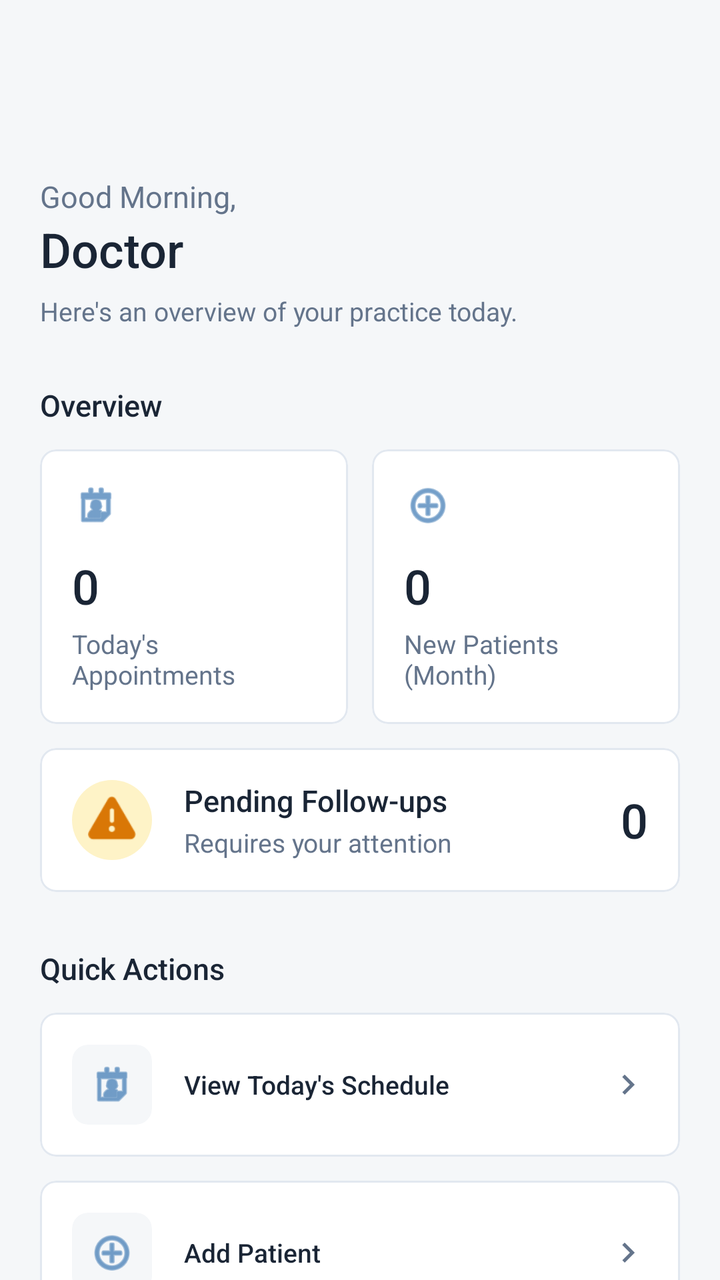
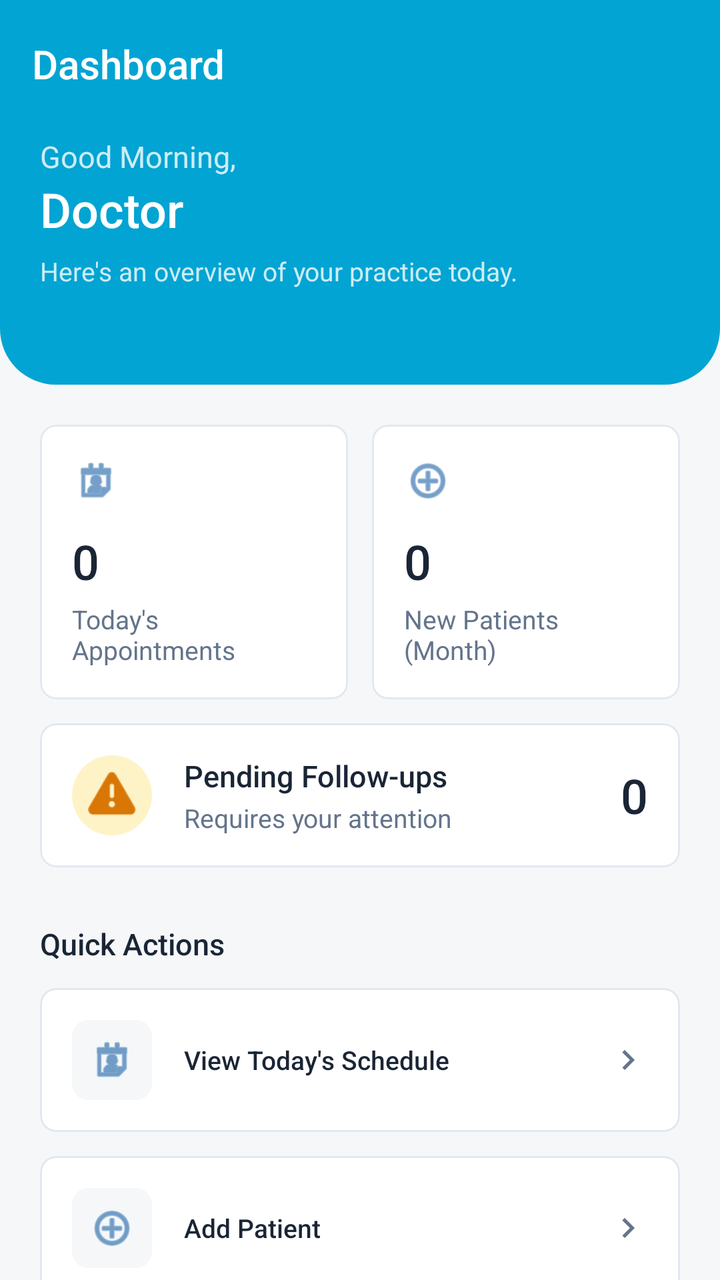

Compare the two renders of this Android layout. The source of the first and the diff that turns it into the second are given below.
<!-- AndroidManifest.xml: application theme Theme.Healthcare_app -->
<!-- res/layout/activity_dashboard.xml -->
<?xml version="1.0" encoding="utf-8"?>
<androidx.drawerlayout.widget.DrawerLayout xmlns:android="http://schemas.android.com/apk/res/android"
    xmlns:app="http://schemas.android.com/apk/res-auto"
    android:id="@+id/drawerLayout"
    android:layout_width="match_parent"
    android:layout_height="match_parent"
    android:fitsSystemWindows="true">

    <androidx.coordinatorlayout.widget.CoordinatorLayout
        android:layout_width="match_parent"
        android:layout_height="match_parent"
        android:background="#F5F7F9"
        android:fitsSystemWindows="true">

        <com.google.android.material.appbar.AppBarLayout
            android:layout_width="match_parent"
            android:layout_height="wrap_content"
            android:background="@android:color/transparent"
            app:elevation="0dp">

            <com.google.android.material.appbar.MaterialToolbar
                android:id="@+id/toolbar"
                android:layout_width="match_parent"
                android:layout_height="?attr/actionBarSize"
                app:title="" />

        </com.google.android.material.appbar.AppBarLayout>

        <androidx.core.widget.NestedScrollView
            android:layout_width="match_parent"
            android:layout_height="match_parent"
            app:layout_behavior="@string/appbar_scrolling_view_behavior">

            <LinearLayout
                android:layout_width="match_parent"
                android:layout_height="wrap_content"
                android:orientation="vertical"
                android:paddingHorizontal="20dp"
                android:paddingTop="24dp"
                android:paddingBottom="32dp">

                
                <TextView
                    android:layout_width="wrap_content"
                    android:layout_height="wrap_content"
                    android:text="Good Morning,"
                    android:textSize="15sp"
                    android:textColor="#64748B" />

                <TextView
                    android:layout_width="wrap_content"
                    android:layout_height="wrap_content"
                    android:text="Doctor"
                    android:textSize="24sp"
                    android:textColor="#1A2535"
                    android:fontFamily="sans-serif-medium" />

                <TextView
                    android:layout_width="wrap_content"
                    android:layout_height="wrap_content"
                    android:layout_marginTop="6dp"
                    android:layout_marginBottom="28dp"
                    android:text="Here's an overview of your practice today."
                    android:textSize="13sp"
                    android:textColor="#64748B" />

                
                <TextView
                    android:layout_width="wrap_content"
                    android:layout_height="wrap_content"
                    android:layout_marginBottom="12dp"
                    android:text="Overview"
                    android:textSize="15sp"
                    android:textColor="#1A2535"
                    android:fontFamily="sans-serif-medium" />

                
                <LinearLayout
                    android:layout_width="match_parent"
                    android:layout_height="wrap_content"
                    android:orientation="horizontal"
                    android:layout_marginBottom="12dp">

                    
                    <com.google.android.material.card.MaterialCardView
                        android:layout_width="0dp"
                        android:layout_height="wrap_content"
                        android:layout_weight="1"
                        android:layout_marginEnd="6dp"
                        app:cardElevation="0dp"
                        app:cardCornerRadius="8dp"
                        app:cardBackgroundColor="#FFFFFF"
                        app:strokeColor="#E2E8F0"
                        app:strokeWidth="1dp">

                        <LinearLayout
                            android:layout_width="match_parent"
                            android:layout_height="wrap_content"
                            android:orientation="vertical"
                            android:padding="16dp">

                            <ImageView
                                android:layout_width="24dp"
                                android:layout_height="24dp"
                                android:src="@android:drawable/ic_menu_my_calendar"
                                android:layout_marginBottom="12dp"
                                app:tint="#185FA5" />

                            <TextView
                                android:id="@+id/tvTodaysAppointments"
                                android:layout_width="wrap_content"
                                android:layout_height="wrap_content"
                                android:text="0"
                                android:textSize="24sp"
                                android:textColor="#1A2535"
                                android:fontFamily="sans-serif-medium" />

                            <TextView
                                android:layout_width="wrap_content"
                                android:layout_height="wrap_content"
                                android:layout_marginTop="4dp"
                                android:text="Today's Appointments"
                                android:textSize="13sp"
                                android:textColor="#64748B" />

                        </LinearLayout>

                    </com.google.android.material.card.MaterialCardView>

                    
                    <com.google.android.material.card.MaterialCardView
                        android:layout_width="0dp"
                        android:layout_height="wrap_content"
                        android:layout_weight="1"
                        android:layout_marginStart="6dp"
                        app:cardElevation="0dp"
                        app:cardCornerRadius="8dp"
                        app:cardBackgroundColor="#FFFFFF"
                        app:strokeColor="#E2E8F0"
                        app:strokeWidth="1dp">

                        <LinearLayout
                            android:layout_width="match_parent"
                            android:layout_height="wrap_content"
                            android:orientation="vertical"
                            android:padding="16dp">

                            <ImageView
                                android:layout_width="24dp"
                                android:layout_height="24dp"
                                android:src="@android:drawable/ic_menu_add"
                                android:layout_marginBottom="12dp"
                                app:tint="#185FA5" />

                            <TextView
                                android:id="@+id/tvNewPatients"
                                android:layout_width="wrap_content"
                                android:layout_height="wrap_content"
                                android:text="0"
                                android:textSize="24sp"
                                android:textColor="#1A2535"
                                android:fontFamily="sans-serif-medium" />

                            <TextView
                                android:layout_width="wrap_content"
                                android:layout_height="wrap_content"
                                android:layout_marginTop="4dp"
                                android:text="New Patients (Month)"
                                android:textSize="13sp"
                                android:textColor="#64748B" />

                        </LinearLayout>

                    </com.google.android.material.card.MaterialCardView>

                </LinearLayout>

                
                <com.google.android.material.card.MaterialCardView
                    android:layout_width="match_parent"
                    android:layout_height="wrap_content"
                    android:layout_marginBottom="28dp"
                    app:cardElevation="0dp"
                    app:cardCornerRadius="8dp"
                    app:cardBackgroundColor="#FFFFFF"
                    app:strokeColor="#E2E8F0"
                    app:strokeWidth="1dp">

                    <LinearLayout
                        android:layout_width="match_parent"
                        android:layout_height="wrap_content"
                        android:orientation="horizontal"
                        android:padding="16dp"
                        android:gravity="center_vertical">

                        
                        
                        <ImageView
                            android:layout_width="40dp"
                            android:layout_height="40dp"
                            android:src="@android:drawable/ic_dialog_alert"
                            android:padding="8dp"
                            android:background="@drawable/circle_avatar_bg"
                            android:backgroundTint="#FEF3C7"
                            app:tint="#D97706" />

                        
                        <LinearLayout
                            android:layout_width="0dp"
                            android:layout_height="wrap_content"
                            android:layout_weight="1"
                            android:orientation="vertical"
                            android:layout_marginStart="16dp">

                            <TextView
                                android:layout_width="wrap_content"
                                android:layout_height="wrap_content"
                                android:text="Pending Follow-ups"
                                android:textSize="15sp"
                                android:textColor="#1A2535"
                                android:fontFamily="sans-serif-medium" />

                            <TextView
                                android:layout_width="wrap_content"
                                android:layout_height="wrap_content"
                                android:layout_marginTop="2dp"
                                android:text="Requires your attention"
                                android:textSize="13sp"
                                android:textColor="#64748B" />

                        </LinearLayout>

                        
                        <TextView
                            android:id="@+id/tvPendingFollowUps"
                            android:layout_width="wrap_content"
                            android:layout_height="wrap_content"
                            android:text="0"
                            android:textSize="24sp"
                            android:textColor="#1A2535"
                            android:fontFamily="sans-serif-medium" />

                    </LinearLayout>

                </com.google.android.material.card.MaterialCardView>

                
                <TextView
                    android:layout_width="wrap_content"
                    android:layout_height="wrap_content"
                    android:layout_marginBottom="12dp"
                    android:text="Quick Actions"
                    android:textSize="15sp"
                    android:textColor="#1A2535"
                    android:fontFamily="sans-serif-medium" />

                
                <com.google.android.material.card.MaterialCardView
                    android:id="@+id/btnViewSchedule"
                    android:layout_width="match_parent"
                    android:layout_height="wrap_content"
                    android:layout_marginBottom="12dp"
                    app:cardElevation="0dp"
                    app:cardCornerRadius="8dp"
                    app:cardBackgroundColor="#FFFFFF"
                    app:strokeColor="#E2E8F0"
                    app:strokeWidth="1dp">

                    <LinearLayout
                        android:layout_width="match_parent"
                        android:layout_height="wrap_content"
                        android:orientation="horizontal"
                        android:padding="16dp"
                        android:gravity="center_vertical"
                        android:background="?attr/selectableItemBackground">

                        <com.google.android.material.card.MaterialCardView
                            android:layout_width="40dp"
                            android:layout_height="40dp"
                            app:cardCornerRadius="8dp"
                            app:cardElevation="0dp"
                            app:cardBackgroundColor="#F5F7F9"
                            app:strokeWidth="0dp">
                            <ImageView
                                android:layout_width="match_parent"
                                android:layout_height="match_parent"
                                android:padding="8dp"
                                android:src="@android:drawable/ic_menu_my_calendar"
                                app:tint="#185FA5" />
                        </com.google.android.material.card.MaterialCardView>

                        <TextView
                            android:layout_width="0dp"
                            android:layout_height="wrap_content"
                            android:layout_weight="1"
                            android:layout_marginStart="16dp"
                            android:text="View Today's Schedule"
                            android:textSize="13sp"
                            android:textColor="#1A2535"
                            android:fontFamily="sans-serif-medium" />

                        <ImageView
                            android:layout_width="20dp"
                            android:layout_height="20dp"
                            android:src="@drawable/ic_chevron_right"
                            app:tint="#64748B" />

                    </LinearLayout>

                </com.google.android.material.card.MaterialCardView>

                <com.google.android.material.card.MaterialCardView
                    android:id="@+id/btnQuickAddPatient"
                    android:layout_width="match_parent"
                    android:layout_height="wrap_content"
                    android:layout_marginBottom="12dp"
                    app:cardElevation="0dp"
                    app:cardCornerRadius="8dp"
                    app:cardBackgroundColor="#FFFFFF"
                    app:strokeColor="#E2E8F0"
                    app:strokeWidth="1dp">

                    <LinearLayout
                        android:layout_width="match_parent"
                        android:layout_height="wrap_content"
                        android:orientation="horizontal"
                        android:padding="16dp"
                        android:gravity="center_vertical"
                        android:background="?attr/selectableItemBackground">

                        <com.google.android.material.card.MaterialCardView
                            android:layout_width="40dp"
                            android:layout_height="40dp"
                            app:cardCornerRadius="8dp"
                            app:cardElevation="0dp"
                            app:cardBackgroundColor="#F5F7F9"
                            app:strokeWidth="0dp">
                            <ImageView
                                android:layout_width="match_parent"
                                android:layout_height="match_parent"
                                android:padding="8dp"
                                android:src="@android:drawable/ic_menu_add"
                                app:tint="#185FA5" />
                        </com.google.android.material.card.MaterialCardView>

                        <TextView
                            android:layout_width="0dp"
                            android:layout_height="wrap_content"
                            android:layout_weight="1"
                            android:layout_marginStart="16dp"
                            android:text="Add Patient"
                            android:textSize="13sp"
                            android:textColor="#1A2535"
                            android:fontFamily="sans-serif-medium" />

                        <ImageView
                            android:layout_width="20dp"
                            android:layout_height="20dp"
                            android:src="@drawable/ic_chevron_right"
                            app:tint="#64748B" />

                    </LinearLayout>

                </com.google.android.material.card.MaterialCardView>

                <com.google.android.material.card.MaterialCardView
                    android:id="@+id/btnQuickAddAppointment"
                    android:layout_width="match_parent"
                    android:layout_height="wrap_content"
                    android:layout_marginBottom="12dp"
                    app:cardElevation="0dp"
                    app:cardCornerRadius="8dp"
                    app:cardBackgroundColor="#FFFFFF"
                    app:strokeColor="#E2E8F0"
                    app:strokeWidth="1dp">

                    <LinearLayout
                        android:layout_width="match_parent"
                        android:layout_height="wrap_content"
                        android:orientation="horizontal"
                        android:padding="16dp"
                        android:gravity="center_vertical"
                        android:background="?attr/selectableItemBackground">

                        <com.google.android.material.card.MaterialCardView
                            android:layout_width="40dp"
                            android:layout_height="40dp"
                            app:cardCornerRadius="8dp"
                            app:cardElevation="0dp"
                            app:cardBackgroundColor="#F5F7F9"
                            app:strokeWidth="0dp">
                            <ImageView
                                android:layout_width="match_parent"
                                android:layout_height="match_parent"
                                android:padding="8dp"
                                android:src="@android:drawable/ic_menu_my_calendar"
                                app:tint="#185FA5" />
                        </com.google.android.material.card.MaterialCardView>

                        <TextView
                            android:layout_width="0dp"
                            android:layout_height="wrap_content"
                            android:layout_weight="1"
                            android:layout_marginStart="16dp"
                            android:text="Add Appointment"
                            android:textSize="13sp"
                            android:textColor="#1A2535"
                            android:fontFamily="sans-serif-medium" />

                        <ImageView
                            android:layout_width="20dp"
                            android:layout_height="20dp"
                            android:src="@drawable/ic_chevron_right"
                            app:tint="#64748B" />

                    </LinearLayout>

                </com.google.android.material.card.MaterialCardView>
            </LinearLayout>

        </androidx.core.widget.NestedScrollView>

    </androidx.coordinatorlayout.widget.CoordinatorLayout>

    
    <androidx.constraintlayout.widget.ConstraintLayout
        android:layout_width="220dp"
        android:layout_height="match_parent"
        android:layout_gravity="start"
        android:background="#1A2535"
        android:fitsSystemWindows="true">

        <com.google.android.material.navigation.NavigationView
            android:id="@+id/navigationView"
            android:layout_width="match_parent"
            android:layout_height="0dp"
            android:background="@android:color/transparent"
            app:headerLayout="@layout/nav_header"
            app:itemBackground="@drawable/nav_item_background"
            app:itemIconPadding="16dp"
            app:itemIconTint="#CBD5E1"
            app:itemTextColor="#CBD5E1"
            app:itemVerticalPadding="12dp"
            app:layout_constraintBottom_toTopOf="@+id/btnSignOut"
            app:layout_constraintTop_toTopOf="parent"
            app:menu="@menu/sidebar_menu" />

        <LinearLayout
            android:id="@+id/btnSignOut"
            android:layout_width="match_parent"
            android:layout_height="wrap_content"
            android:background="?attr/selectableItemBackground"
            android:gravity="center_vertical"
            android:orientation="horizontal"
            android:padding="24dp"
            app:layout_constraintBottom_toBottomOf="parent">

            <ImageView
                android:layout_width="24dp"
                android:layout_height="24dp"
                android:src="@drawable/ic_logout_red"
                app:tint="#EF4444" />

            <TextView
                android:layout_width="wrap_content"
                android:layout_height="wrap_content"
                android:layout_marginStart="16dp"
                android:text="Sign Out"
                android:textColor="#EF4444"
                android:textSize="13sp"
                android:fontFamily="sans-serif-medium" />

        </LinearLayout>

    </androidx.constraintlayout.widget.ConstraintLayout>

</androidx.drawerlayout.widget.DrawerLayout>
<!-- res/layout/nav_header.xml (included above) -->
<?xml version="1.0" encoding="utf-8"?>
<LinearLayout xmlns:android="http://schemas.android.com/apk/res/android"
    xmlns:app="http://schemas.android.com/apk/res-auto"
    android:layout_width="match_parent"
    android:layout_height="wrap_content"
    android:orientation="vertical"
    android:paddingTop="32dp"
    android:paddingBottom="8dp">

    
    <LinearLayout
        android:layout_width="match_parent"
        android:layout_height="wrap_content"
        android:orientation="horizontal"
        android:gravity="center_vertical"
        android:paddingHorizontal="16dp"
        android:paddingBottom="16dp">

        
        <com.google.android.material.card.MaterialCardView
            android:layout_width="36dp"
            android:layout_height="36dp"
            app:cardCornerRadius="8dp"
            app:cardElevation="0dp"
            app:cardBackgroundColor="#185FA5"
            app:strokeWidth="0dp">

            <ImageView
                android:layout_width="match_parent"
                android:layout_height="match_parent"
                android:padding="8dp"
                android:src="@drawable/ic_dashboard"
                app:tint="#FFFFFF" />

        </com.google.android.material.card.MaterialCardView>

        
        <LinearLayout
            android:layout_width="wrap_content"
            android:layout_height="wrap_content"
            android:orientation="vertical"
            android:layout_marginStart="12dp">

            <TextView
                android:id="@+id/sidebarTitle"
                android:layout_width="wrap_content"
                android:layout_height="wrap_content"
                android:text="Healthcare"
                android:textSize="15sp"
                android:textColor="#FFFFFF"
                android:fontFamily="sans-serif-medium" />

            <TextView
                android:layout_width="wrap_content"
                android:layout_height="wrap_content"
                android:text="Patient Management"
                android:textSize="11sp"
                android:textColor="#94A3B8"
                android:fontFamily="sans-serif" />

        </LinearLayout>

    </LinearLayout>

    <View
        android:layout_width="match_parent"
        android:layout_height="1dp"
        android:layout_marginBottom="8dp"
        android:background="#334155" />

</LinearLayout>
<!-- resources referenced by this layout -->
<resources>
  <!-- drawable circle_avatar_bg (drawable) -->
  <shape xmlns:android="http://schemas.android.com/apk/res/android" android:shape="oval">
      <solid android:color="@color/patient_chip_bg"/>
  </shape>
  <!-- drawable ic_chevron_right (drawable) -->
  <vector xmlns:android="http://schemas.android.com/apk/res/android"
      android:width="24dp"
      android:height="24dp"
      android:viewportWidth="24"
      android:viewportHeight="24"
      android:tint="#CBD5E1">
      <path
          android:fillColor="@android:color/white"
          android:pathData="M10,6L8.59,7.41 13.17,12l-4.58,4.59L10,18l6,-6z"/>
  </vector>
  <!-- drawable ic_dashboard (drawable) -->
  <vector xmlns:android="http://schemas.android.com/apk/res/android"
      android:width="24dp" android:height="24dp"
      android:viewportWidth="24" android:viewportHeight="24">
      <path android:fillColor="#FF000000" android:pathData="M3,13h8V3H3v10zm0,8h8v-6H3v6zm10,0h8V11h-8v10zm0,-18v6h8V3h-8z"/>
  </vector>
  <!-- drawable ic_logout_red (drawable) -->
  <vector xmlns:android="http://schemas.android.com/apk/res/android"
      android:width="24dp" android:height="24dp"
      android:viewportWidth="24" android:viewportHeight="24">
      <path android:fillColor="#D32F2F" android:pathData="M10.09,15.59L11.5,17l5,-5 -5,-5 -1.41,1.41L12.67,11H3v2h9.67l-2.58,2.59zM19,3H5c-1.11,0 -2,0.9 -2,2v4h2V5h14v14H5v-4H3v4c0,1.1 0.89,2 2,2h14c1.1,0 2,-0.9 2,-2V5c0,-1.1 -0.9,-2 -2,-2z"/>
  </vector>
  <!-- drawable nav_item_background (drawable) -->
  <?xml version="1.0" encoding="utf-8"?>
  <selector xmlns:android="http://schemas.android.com/apk/res/android">
      <item android:state_checked="true">
          <layer-list>
              <item>
                  <shape android:shape="rectangle">
                      <solid android:color="#26185FA5" /> 
                  </shape>
              </item>
              <item android:left="-4dp" android:top="-4dp" android:bottom="-4dp">
                  <shape android:shape="rectangle">
                      <stroke android:width="2dp" android:color="#185FA5" />
                  </shape>
              </item>
          </layer-list>
      </item>
      <item android:drawable="@android:color/transparent" />
  </selector>
  <style name="Theme.Healthcare_app" parent="Base.Theme.Healthcare_app" />
  <color name="patient_chip_bg">#EFF6FF</color>
  <style name="Base.Theme.Healthcare_app" parent="Theme.Material3.Light.NoActionBar">
          <item name="bottomSheetDialogTheme">@style/Theme.Healthcare_app.BottomSheetDialog</item>
      </style>
  <style name="Theme.Healthcare_app.BottomSheetDialog" parent="ThemeOverlay.Material3.BottomSheetDialog">
          <item name="android:windowIsFloating">false</item>
          <item name="android:backgroundDimEnabled">true</item>
          
          <item name="colorSurface">#FFFFFF</item>
          <item name="colorOnSurface">#1A2535</item>
          <item name="colorOnSurfaceVariant">#64748B</item>
          <item name="android:colorBackground">#FFFFFF</item>
          <item name="colorPrimary">#185FA5</item>
          <item name="colorOnPrimary">#FFFFFF</item>
          
          <item name="android:textColorPrimary">#1A2535</item>
          <item name="android:textColorSecondary">#64748B</item>
          <item name="android:textColorHint">#64748B</item>
          
          <item name="colorControlNormal">#E2E8F0</item>
          <item name="colorControlActivated">#185FA5</item>
          
          <item name="bottomSheetStyle">@style/LightBottomSheetStyle</item>
      </style>
  <style name="LightBottomSheetStyle" parent="Widget.Material3.BottomSheet.Modal">
          <item name="backgroundTint">#FFFFFF</item>
          <item name="android:elevation">0dp</item>
      </style>
</resources>

<!-- the commit's change to res/layout/activity_dashboard.xml (unified diff, before → after) -->
@@ -3,76 +3,94 @@
     xmlns:app="http://schemas.android.com/apk/res-auto"
     android:id="@+id/drawerLayout"
     android:layout_width="match_parent"
-    android:layout_height="match_parent"
-    android:fitsSystemWindows="true">
+    android:layout_height="match_parent">
 
     <androidx.coordinatorlayout.widget.CoordinatorLayout
         android:layout_width="match_parent"
         android:layout_height="match_parent"
         android:background="#F5F7F9"
-        android:fitsSystemWindows="true">
+        android:clipChildren="false">
 
         <com.google.android.material.appbar.AppBarLayout
             android:layout_width="match_parent"
             android:layout_height="wrap_content"
-            android:background="@android:color/transparent"
+            android:background="@drawable/bg_dashboard_header"
+            android:clipChildren="false"
+            android:clipToPadding="false"
+            android:fitsSystemWindows="true"
             app:elevation="0dp">
 
             <com.google.android.material.appbar.MaterialToolbar
                 android:id="@+id/toolbar"
                 android:layout_width="match_parent"
                 android:layout_height="?attr/actionBarSize"
-                app:title="" />
-
-        </com.google.android.material.appbar.AppBarLayout>
-
-        <androidx.core.widget.NestedScrollView
-            android:layout_width="match_parent"
-            android:layout_height="match_parent"
-            app:layout_behavior="@string/appbar_scrolling_view_behavior">
-
+                android:background="@android:color/transparent"
+                app:navigationIconTint="#FFFFFF">
+
+                <TextView
+                    android:layout_width="wrap_content"
+                    android:layout_height="wrap_content"
+                    android:text="Dashboard"
+                    android:textColor="#FFFFFF"
+                    android:textSize="20sp"
+                    android:fontFamily="sans-serif-medium"
+                    android:layout_gravity="start" />
+
+            </com.google.android.material.appbar.MaterialToolbar>
+
+            
             <LinearLayout
                 android:layout_width="match_parent"
                 android:layout_height="wrap_content"
                 android:orientation="vertical"
                 android:paddingHorizontal="20dp"
-                android:paddingTop="24dp"
-                android:paddingBottom="32dp">
-
-                
+                android:paddingTop="4dp"
+                android:paddingBottom="28dp">
+
+                <TextView
+                    android:id="@+id/tvGreetingTime"
+                    android:layout_width="wrap_content"
+                    android:layout_height="wrap_content"
+                    android:text="Good Morning,"
+                    android:textSize="15sp"
+                    android:textColor="#CCffffff" />
+
+                <TextView
+                    android:id="@+id/tvDoctorName"
+                    android:layout_width="wrap_content"
+                    android:layout_height="wrap_content"
+                    android:text="Doctor"
+                    android:textSize="24sp"
+                    android:textColor="#FFFFFF"
+                    android:fontFamily="sans-serif-medium" />
+
                 <TextView
                     android:layout_width="wrap_content"
                     android:layout_height="wrap_content"
-                    android:text="Good Morning,"
-                    android:textSize="15sp"
-                    android:textColor="#64748B" />
-
-                <TextView
-                    android:layout_width="wrap_content"
-                    android:layout_height="wrap_content"
-                    android:text="Doctor"
-                    android:textSize="24sp"
-                    android:textColor="#1A2535"
-                    android:fontFamily="sans-serif-medium" />
-
-                <TextView
-                    android:layout_width="wrap_content"
-                    android:layout_height="wrap_content"
                     android:layout_marginTop="6dp"
-                    android:layout_marginBottom="28dp"
+                    android:layout_marginBottom="20dp"
                     android:text="Here's an overview of your practice today."
                     android:textSize="13sp"
-                    android:textColor="#64748B" />
-
-                
-                <TextView
-                    android:layout_width="wrap_content"
-                    android:layout_height="wrap_content"
-                    android:layout_marginBottom="12dp"
-                    android:text="Overview"
-                    android:textSize="15sp"
-                    android:textColor="#1A2535"
-                    android:fontFamily="sans-serif-medium" />
+                    android:textColor="#CCffffff" />
+
+
+
+            </LinearLayout>
+
+        </com.google.android.material.appbar.AppBarLayout>
+
+        <androidx.core.widget.NestedScrollView
+            android:layout_width="match_parent"
+            android:layout_height="match_parent"
+            app:layout_behavior="@string/appbar_scrolling_view_behavior">
+
+            <LinearLayout
+                android:layout_width="match_parent"
+                android:layout_height="wrap_content"
+                android:orientation="vertical"
+                android:paddingHorizontal="20dp"
+                android:paddingTop="20dp"
+                android:paddingBottom="32dp">
 
                 
                 <LinearLayout
<!-- resource entries referenced after the edit -->
@@ -1,5 +1,14 @@
 <!-- resources referenced by this layout -->
 <resources>
+  <!-- drawable bg_dashboard_header (drawable) -->
+  <?xml version="1.0" encoding="utf-8"?>
+  <shape xmlns:android="http://schemas.android.com/apk/res/android"
+      android:shape="rectangle">
+      <solid android:color="#02A4D3" />
+      <corners
+          android:bottomLeftRadius="28dp"
+          android:bottomRightRadius="28dp" />
+  </shape>
   <!-- drawable circle_avatar_bg (drawable) -->
   <shape xmlns:android="http://schemas.android.com/apk/res/android" android:shape="oval">
       <solid android:color="@color/patient_chip_bg"/>
